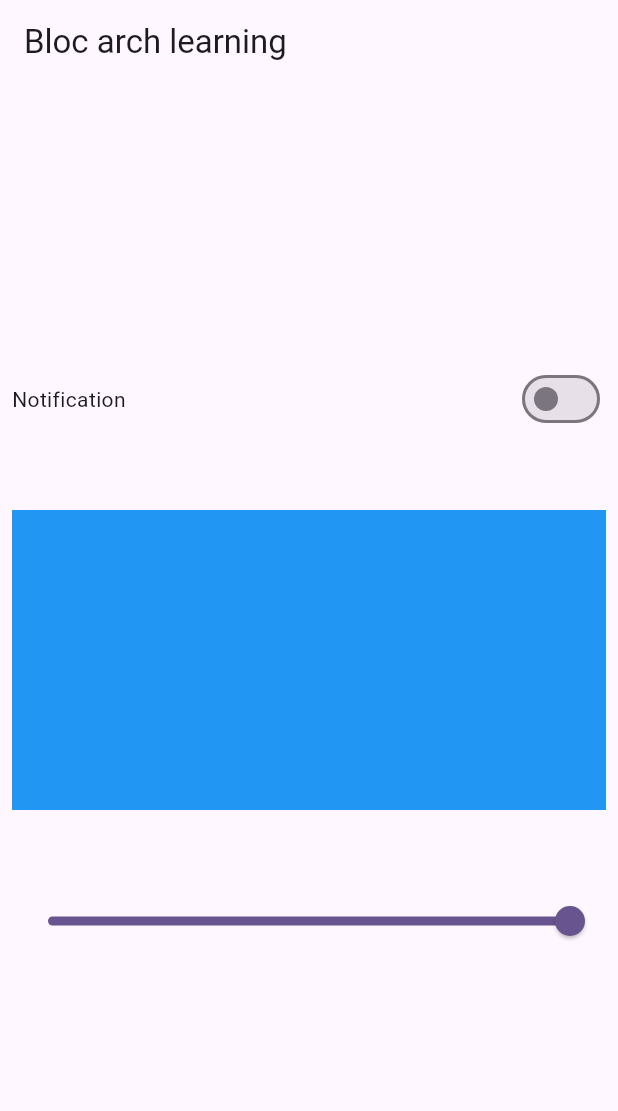
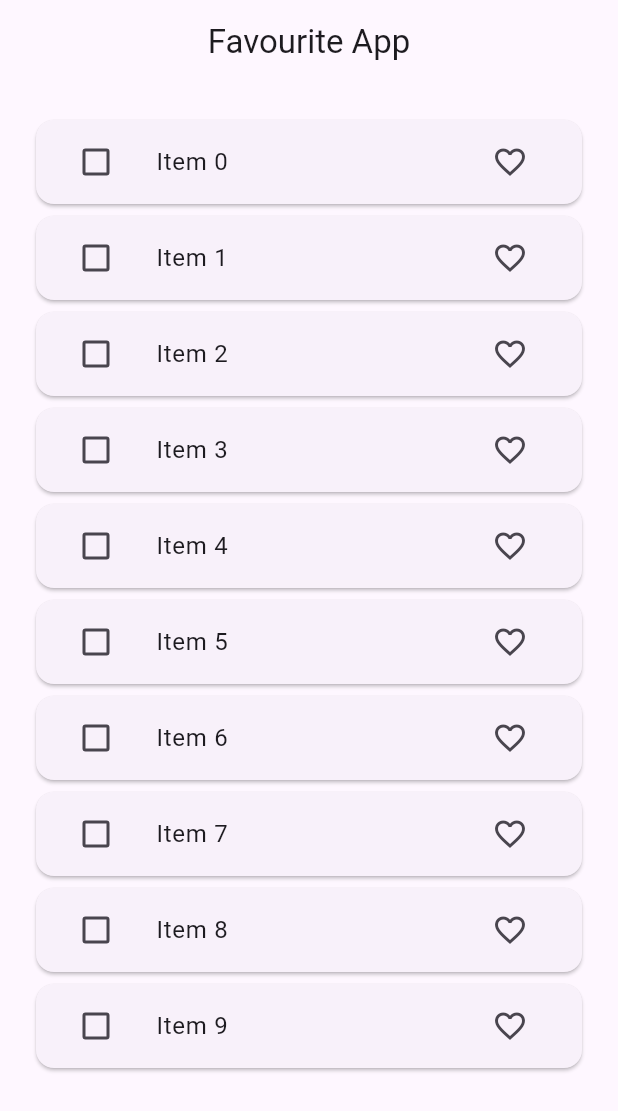
Before and after one commit to milan0122/flutter_bloc_arc, a Flutter app: the screen it shows after launch, on a phone screen of 412 x 824 dp. Shown: the top 1111 px of the screen. Run offline on Flutter 3.47's test engine with Material 3 defaults, Android fonts, the light colour scheme and no system bars; our stand-ins replace bloc, equatable, flutter_bloc.

Commit message:
fav using bloc

```diff
--- /dev/null
+++ b/lib/Model/fav_model.dart
@@ -0,0 +1,26 @@
+import 'package:equatable/equatable.dart';
+
+class FavouriteItemModel extends Equatable{
+  final String id;
+  final String value;
+  final bool isDelete;
+  final bool isFavourite;
+  FavouriteItemModel({
+    required this.id,
+    required this.value,
+    this.isDelete = false,
+    this.isFavourite = false
+});
+
+  FavouriteItemModel copyWith({String? id, String? value, bool? isDelete,bool? isFavourite}){
+    return FavouriteItemModel(
+        id: id ?? this.id,
+        value: value?? this.value,
+        isDelete: isDelete?? this.isDelete,
+        isFavourite: isFavourite?? this.isFavourite
+    );
+  }
+  @override
+  // TODO: implement props
+  List<Object?> get props => [id,value,isDelete,isFavourite];
+}
--- /dev/null
+++ b/lib/Repo/fav_repo.dart
@@ -0,0 +1,13 @@
+import 'package:flutter_bloc_arc_management/Model/fav_model.dart';
+
+class FavRepo {
+  Future<List<FavouriteItemModel>> fetchItem() async {
+    await Future.delayed(const Duration(seconds: 3));
+    return List.of(_generateList(10));
+  }
+
+  List<FavouriteItemModel> _generateList(int length) {
+    return List.generate(length, (index) =>
+        FavouriteItemModel(id: index.toString(), value: 'Item $index',));
+  }
+}
--- /dev/null
+++ b/lib/View/Favourite_app/fav_view.dart
@@ -0,0 +1,97 @@
+import 'package:flutter/material.dart';
+import 'package:flutter_bloc/flutter_bloc.dart';
+import 'package:flutter_bloc_arc_management/Model/fav_model.dart';
+import 'package:flutter_bloc_arc_management/bloc/favourite/fav_bloc.dart';
+import 'package:flutter_bloc_arc_management/bloc/favourite/fav_event.dart';
+import 'package:flutter_bloc_arc_management/bloc/favourite/fav_state.dart';
+
+class FavView extends StatefulWidget {
+  const FavView({super.key});
+
+  @override
+  State<FavView> createState() => _FavViewState();
+}
+
+class _FavViewState extends State<FavView> {
+  @override
+  @override
+  void initState() {
+    super.initState();
+    context.read<FavBloc>().add(FetchFavourItemList());
+  }
+
+  @override
+  Widget build(BuildContext context) {
+    return Scaffold(
+      appBar: AppBar(
+        title: const Text('Favourite App'),
+        actions: [
+          BlocBuilder<FavBloc, FavouriteItemState>(
+            builder: (context, state) {
+              return Visibility(
+                visible: state.temFavouriteItemList.isNotEmpty? true:false,
+                child: IconButton(onPressed: (){
+                  context.read<FavBloc>().add(RemoveItem());
+                }, icon: Icon(Icons.delete))
+              );
+            },
+          )
+        ],
+        centerTitle: true,
+      ),
+      body: Padding(
+        padding: const EdgeInsets.all(20.0),
+        child:
+            BlocBuilder<FavBloc, FavouriteItemState>(builder: (context, state) {
+          switch (state.listStatus) {
+            case ListStatus.Loading:
+              return const Center(child: CircularProgressIndicator());
+            case ListStatus.Complete:
+              return ListView.builder(
+                  itemCount: state.favouriteItemList.length,
+                  itemBuilder: (context, index) {
+                    final item = state.favouriteItemList[index];
+                    return Card(
+                      child: ListTile(
+                        leading: Checkbox(
+                            //if items exits true otherwise false
+                            value: state.temFavouriteItemList.contains(item)
+                                ? true
+                                : false,
+                            onChanged: (value) {
+                              if (value!) {
+                                context
+                                    .read<FavBloc>()
+                                    .add(SelectItem(item: item));
+                              } else {
+                                context
+                                    .read<FavBloc>()
+                                    .add(UnSelectItem(item: item));
+                              }
+                            }),
+                        title: Text(item.value.toString()),
+                        trailing: IconButton(
+                            onPressed: () {
+                              FavouriteItemModel favouriteItemModel = FavouriteItemModel(
+                                  id: item.id,
+                                  value: item.value,
+                                isFavourite: item.isFavourite ? false : true
+                              );
+                              context.read<FavBloc>().add(FetchFavouriteItem(item:favouriteItemModel));
+                            },
+
+                            icon: Icon(
+                              item.isFavourite ? Icons.favorite:Icons.favorite_outline
+                            )
+                        ),
+                      ),
+                    );
+                  });
+            case ListStatus.Failure:
+              return const Center(child: Text('Something went wrong'));
+          }
+        }),
+      ),
+    );
+  }
+}
--- /dev/null
+++ b/lib/bloc/favourite/fav_bloc.dart
@@ -0,0 +1,75 @@
+import 'package:bloc/bloc.dart';
+import 'package:flutter_bloc_arc_management/Model/fav_model.dart';
+import 'package:flutter_bloc_arc_management/Repo/fav_repo.dart';
+import 'package:flutter_bloc_arc_management/bloc/favourite/fav_event.dart';
+import 'package:flutter_bloc_arc_management/bloc/favourite/fav_state.dart';
+
+class FavBloc extends Bloc<FavouriteEvents, FavouriteItemState> {
+  FavRepo favRepo ;
+ List<FavouriteItemModel> favList =[];
+ List<FavouriteItemModel> temFavList =[];
+
+  FavBloc(this.favRepo) : super(FavouriteItemState()) {
+    on<FetchFavourItemList>((_fetchList));
+    on<FetchFavouriteItem>((_addFavItem));
+    on<SelectItem>((_selectFavItem));
+    on<UnSelectItem>((_unselectFavItem));
+    on<RemoveItem>((_removeFavItem));
+
+  }
+  void _fetchList(FetchFavourItemList event , Emitter<FavouriteItemState> emit)async{
+    favList  = await favRepo.fetchItem();
+    emit(state.copyWith(favouriteItemList: List.from(favList),listStatus:ListStatus.Complete ));
+
+  }
+
+  void _addFavItem (FetchFavouriteItem event , Emitter<FavouriteItemState> emit)async{
+    final index = favList.indexWhere((element)=>element.id == event.item.id);
+
+    if(event.item.isFavourite){
+      if(temFavList.contains(favList[index])){
+        temFavList.remove(favList[index]);
+        temFavList.add(event.item);
+      }
+    }
+    else{
+      if(temFavList.contains(favList[index])){
+        temFavList.remove(favList[index]);
+        temFavList.add(event.item);
+      }
+
+
+    }
+    favList[index] = event.item;
+    emit(state.copyWith(
+        favouriteItemList: List.from(favList),
+      temFavouriteItemList: List.from(temFavList)
+    ));
+
+
+  }
+  void _selectFavItem (SelectItem event , Emitter<FavouriteItemState> emit)async{
+    temFavList.add(event.item);
+    emit(state.copyWith(temFavouriteItemList: List.from(temFavList)));
+
+
+  }
+  void _unselectFavItem (UnSelectItem event , Emitter<FavouriteItemState> emit)async{
+    temFavList.remove(event.item);
+    emit(state.copyWith(temFavouriteItemList: List.from(temFavList)));
+
+
+  }
+  void _removeFavItem(RemoveItem event , Emitter<FavouriteItemState> emit)async{
+    for(int i = 0;i<temFavList.length;i++){
+      favList.remove(temFavList[i]);
+    }
+    temFavList.clear();
+    emit(state.copyWith(
+        favouriteItemList: List.from(favList),
+        temFavouriteItemList: List.from(temFavList)));
+
+
+  }
+
+}
--- /dev/null
+++ b/lib/bloc/favourite/fav_event.dart
@@ -0,0 +1,29 @@
+import 'package:equatable/equatable.dart';
+import 'package:flutter_bloc_arc_management/Model/fav_model.dart';
+abstract class FavouriteEvents extends Equatable{
+  const FavouriteEvents();
+  @override
+  // TODO: implement props
+  List<Object?> get props => [];
+}
+class FetchFavourItemList extends FavouriteEvents{}
+
+class FetchFavouriteItem extends FavouriteEvents{
+  final FavouriteItemModel item;
+  const FetchFavouriteItem({required this.item});
+
+}
+class SelectItem extends FavouriteEvents{
+  final FavouriteItemModel item;
+  const SelectItem({required this.item});
+
+}
+class UnSelectItem extends FavouriteEvents{
+  final FavouriteItemModel item;
+  const UnSelectItem({required this.item});
+
+}
+class RemoveItem extends FavouriteEvents{
+
+
+}
--- /dev/null
+++ b/lib/bloc/favourite/fav_state.dart
@@ -0,0 +1,25 @@
+import 'package:equatable/equatable.dart';
+import 'package:flutter_bloc_arc_management/Model/fav_model.dart';
+enum ListStatus{Loading,Complete, Failure}
+class FavouriteItemState extends Equatable{
+
+  final List<FavouriteItemModel> favouriteItemList;
+  final List<FavouriteItemModel> temFavouriteItemList;
+  final ListStatus listStatus ;
+ const FavouriteItemState({
+    this.favouriteItemList = const[],
+    this.listStatus = ListStatus.Loading,
+    this.temFavouriteItemList = const []
+});
+  FavouriteItemState copyWith({List<FavouriteItemModel> ?favouriteItemList,ListStatus ?listStatus,List<FavouriteItemModel> ?temFavouriteItemList }){
+    return FavouriteItemState(
+      favouriteItemList: favouriteItemList ?? this.favouriteItemList,
+      temFavouriteItemList: temFavouriteItemList ?? this.temFavouriteItemList,
+      listStatus: listStatus ?? this.listStatus
+    );
+  }
+  @override
+  // TODO: implement props
+  List<Object?> get props => [favouriteItemList,temFavouriteItemList,listStatus];
+
+}
--- /dev/null
+++ b/lib/bloc/todo/to_do_event.dart
@@ -0,0 +1,4 @@
+part of 'to_do_bloc.dart';
+
+@immutable
+sealed class ToDoEvent {}
--- /dev/null
+++ b/lib/bloc/todo/to_do_state.dart
@@ -0,0 +1,6 @@
+part of 'to_do_bloc.dart';
+
+@immutable
+sealed class ToDoState {}
+
+final class ToDoInitial extends ToDoState {}
--- a/lib/main.dart
+++ b/lib/main.dart
@@ -1,10 +1,14 @@
 import 'package:flutter/material.dart';
+import 'package:flutter_bloc_arc_management/Repo/fav_repo.dart';
+import 'package:flutter_bloc_arc_management/View/Favourite_app/fav_view.dart';
 import 'package:flutter_bloc_arc_management/View/counter_screen.dart';
+import 'package:flutter_bloc_arc_management/View/example2_view/switch_example.dart';
 import 'package:flutter_bloc_arc_management/bloc/Counter/counter_bloc.dart';
+import 'package:flutter_bloc_arc_management/bloc/favourite/fav_bloc.dart';
 import 'package:flutter_bloc_arc_management/bloc/switch_example/switch_bloc.dart';
 import 'package:flutter_bloc_arc_management/equatable_testing.dart';
 import 'package:flutter_bloc/flutter_bloc.dart';
-import 'package:flutter_bloc_arc_management/example2_view/switch_example.dart';
+
 
 void main() {
   runApp(const MyApp());
@@ -19,7 +23,8 @@ class MyApp extends StatelessWidget {
     return MultiBlocProvider(
       providers: [
         BlocProvider(create: (_)=>SwitchBloc()),
-        BlocProvider(create: (_)=>CounterBloc())
+        BlocProvider(create: (_)=>CounterBloc()),
+        BlocProvider(create: (_)=>FavBloc(FavRepo()))
 
       ],
         child: MaterialApp(
@@ -28,7 +33,7 @@ class MyApp extends StatelessWidget {
               colorScheme: ColorScheme.fromSeed(seedColor: Colors.deepPurple),
               useMaterial3: true,
             ),
-            home: SwitchExample()),
+            home: const FavView()),
     );
   }
 }
```
Also changed, not shown: lib/View/todo/to_do_view.dart (added, +27 -0 lines), lib/bloc/todo/to_do_bloc.dart (added, +13 -0 lines), lib/View/example2_view/switch_example.dart (renamed from lib/example2_view/switch_example.dart).
